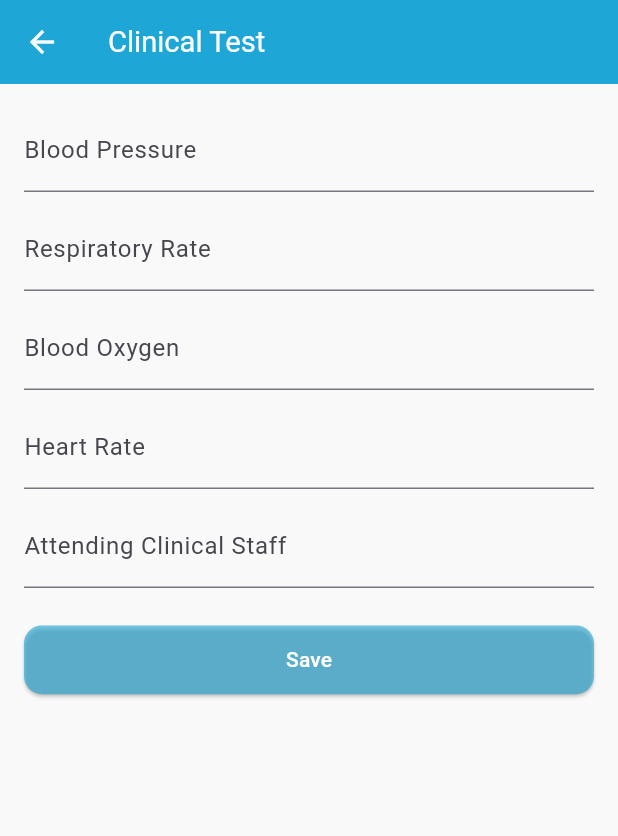
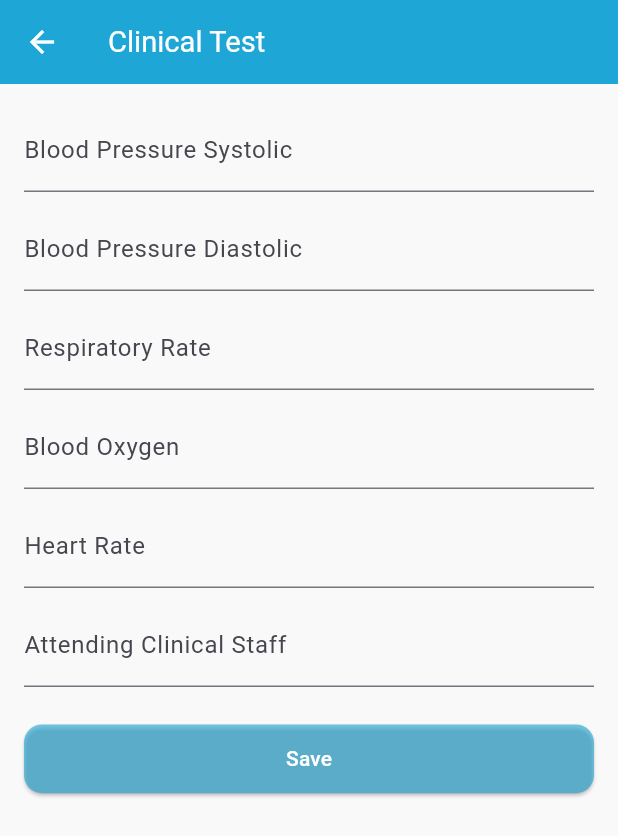
Before and after one commit to muayadhaddad59/Flutter-Patient, a Flutter app: the ClinicalTestScreen screen opened directly with empty values, after a tap on "Save", on a phone screen of 412 x 824 dp. Shown: the top 836 px of the screen. Run offline on Flutter 3.47's test engine with Material 3 defaults, Android fonts, the phone set to English and light mode, and no system bars; drawn by our look-alikes of loader_overlay; our stand-ins replace crystal_navigation_bar, dartz, dio, equatable, flutter_bloc, flutter_screenutil and 6 more; accounts and stored records are empty; network calls fail.

Commit message:
fixed textbox issue when adding BP clinic data for newly added patient

```diff
--- /dev/null
+++ b/devtools_options.yaml
@@ -0,0 +1 @@
+extensions:
--- a/lib/view/patient/screen/add_clinical_record_screen.dart
+++ b/lib/view/patient/screen/add_clinical_record_screen.dart
@@ -66,12 +66,13 @@ class _AddClinicalScreenState extends State<AddClinicalScreen> {
               padding: const EdgeInsets.all(16.0),
               child: Column(
                 children: [
-                  _buildDetailItem("Blood Oxygen Level", bloodOxygenLevelCtrl),
+
                   _buildDetailItem(
                       "Systolic Blood Pressure", systolicBloodPressureCtrl),
                   _buildDetailItem(
                       "Diastolic Blood Pressure", diastolicBloodPressureCtrl),
                   _buildDetailItem("Respiratory Rate", respiratoryRateCtrl),
+                  _buildDetailItem("Blood Oxygen Level", bloodOxygenLevelCtrl),
                   _buildDetailItem("Pulse Rate", pulseRateCtrl),
                   const SizedBox(height: 50), // Use SizedBox for spacing
                   CustomButton(
--- a/lib/view/patient/screen/clinical_details_screen.dart
+++ b/lib/view/patient/screen/clinical_details_screen.dart
@@ -47,12 +47,13 @@ class _ClinicalDetailsInfoState extends State<ClinicalDetailsInfo> {
               padding: const EdgeInsets.all(16.0),
               child: Column(
                 children: [
-                  _buildDetailItem("Blood Oxygen Level", bloodOxygenLevelCtrl),
+
                   _buildDetailItem(
                       "Systolic Blood Pressure", systolicBloodPressureCtrl),
                   _buildDetailItem(
                       "Diastolic Blood Pressure", diastolicBloodPressureCtrl),
                   _buildDetailItem("Respiratory Rate", respiratoryRateCtrl),
+                  _buildDetailItem("Blood Oxygen Level", bloodOxygenLevelCtrl),
                   _buildDetailItem("Pulse Rate", pulseRateCtrl),
 
                   const SizedBox(height: 50), // Use SizedBox for spacing
--- a/lib/view/patient/screen/clinical_test_screen.dart
+++ b/lib/view/patient/screen/clinical_test_screen.dart
@@ -19,7 +19,9 @@ class ClinicalTestScreen extends StatefulWidget {
 }
 
 class ClinicalTestScreenState extends State<ClinicalTestScreen> {
-  final TextEditingController _bloodPressureController =
+  final TextEditingController _systolicBloodPressureCtrl =
+      TextEditingController();
+  final TextEditingController _diastolicBloodPressureCtrl =
       TextEditingController();
   final TextEditingController _respiratoryRateController =
       TextEditingController();
@@ -30,7 +32,8 @@ class ClinicalTestScreenState extends State<ClinicalTestScreen> {
 
   @override
   void dispose() {
-    _bloodPressureController.dispose();
+    _systolicBloodPressureCtrl.dispose();
+    _diastolicBloodPressureCtrl.dispose();
     _respiratoryRateController.dispose();
     _bloodOxygenController.dispose();
     _heartRateController.dispose();
@@ -51,8 +54,11 @@ class ClinicalTestScreenState extends State<ClinicalTestScreen> {
             child: Column(
               crossAxisAlignment: CrossAxisAlignment.stretch,
               children: [
-                _buildTextField("Blood Pressure", "Systolic/Diastolic mm Hg",
-                    _bloodPressureController),
+                _buildTextField("Blood Pressure Systolic", "Systolic mm Hg",
+                    _systolicBloodPressureCtrl),
+                    const SizedBox(height: 10),
+                _buildTextField("Blood Pressure Diastolic", "Diastolic mm Hg",
+                    _diastolicBloodPressureCtrl),
                 const SizedBox(height: 10),
                 _buildTextField("Respiratory Rate", "Breaths per Minute",
                     _respiratoryRateController),
@@ -97,9 +103,9 @@ class ClinicalTestScreenState extends State<ClinicalTestScreen> {
                                 int.parse(_bloodOxygenController.text),
                             clinicStaff: _attendingStaffController.text,
                             bpDiastolic:
-                                int.parse(_bloodPressureController.text),
+                                int.parse(_diastolicBloodPressureCtrl.text),
                             bpSystolic:
-                                int.parse(_bloodPressureController.text));
+                                int.parse(_systolicBloodPressureCtrl.text));
                         context.read<ClinicalEditCubit>().addClinical(model);
                       }),
                 ),
```
Also changed, not shown: lib/view/navBar/nav_bar.dart (+19 -2 lines).
